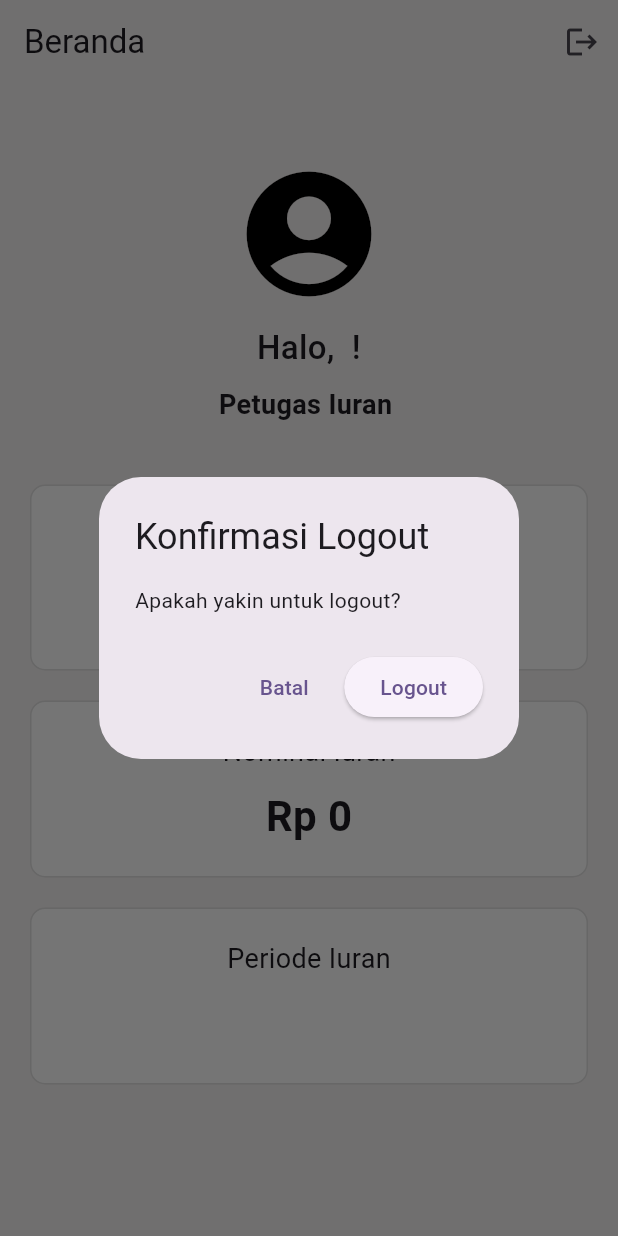
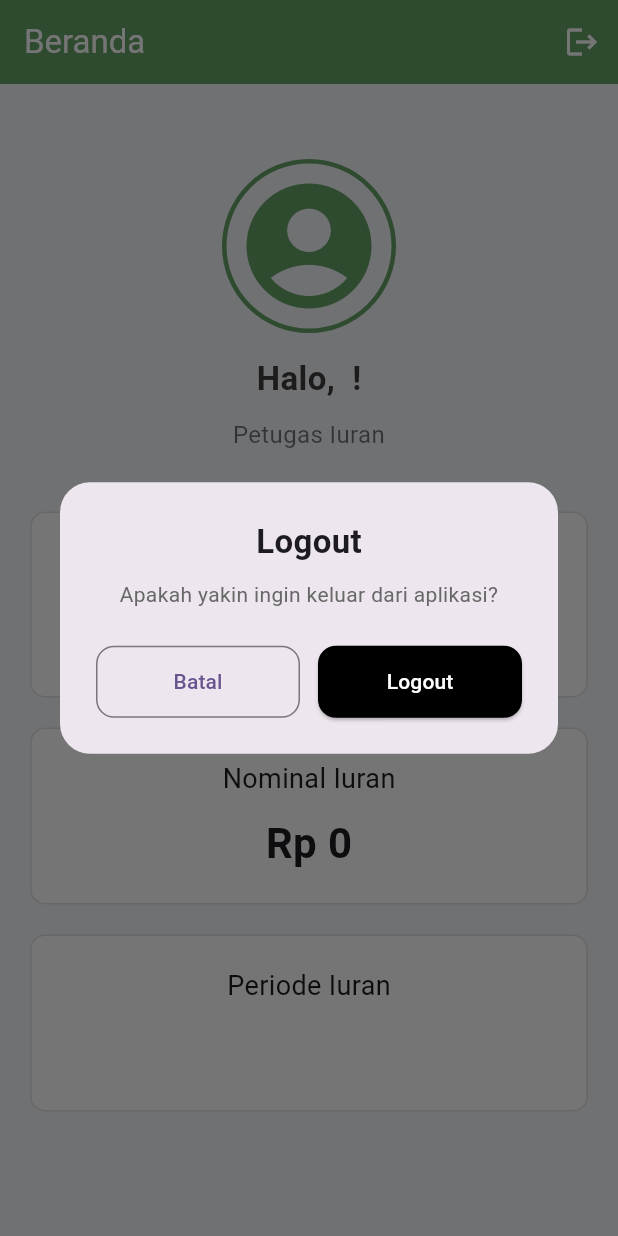
Before and after one commit to rafikaindah/multi_iuran_app, a Flutter app: the DashboardPage screen opened directly with empty values, after a tap on the "logout" icon, on a phone screen of 412 x 824 dp. Run offline on Flutter 3.47's test engine with Material 3 defaults, Android fonts, the phone set to English and light mode, and no system bars; our stand-ins replace image_picker, pdf, printing, supabase_flutter; accounts and stored records are empty.

Commit message:
memperbarui tampilan dashboard dan navigasi admin iuran

```diff
--- a/lib/screens/admin/admin_iuran/dashboard_page.dart
+++ b/lib/screens/admin/admin_iuran/dashboard_page.dart
@@ -17,6 +17,9 @@ class DashboardPage extends StatefulWidget {
 // state untuk halaman dashboard admin iuran
 class _DashboardPageState extends State<DashboardPage> {
   final pesertaController = PesertaController();
+
+  // warna utama
+  final primaryColor = const Color.fromARGB(255, 100, 161, 102);
 
   int totalPeserta = 0;
 
@@ -75,24 +78,77 @@ class _DashboardPageState extends State<DashboardPage> {
     final confirm = await showDialog(
       context: context,
       builder: (context) {
-        return AlertDialog(
-          title: const Text("Konfirmasi Logout"),
-          content: const Text("Apakah yakin untuk logout?"),
-          actions: [
-            TextButton(
+        return Dialog(
+          shape: RoundedRectangleBorder(
+            borderRadius: BorderRadius.circular(20),
+          ),
+
+          child: Padding(
+            padding: const EdgeInsets.all(24),
+
+            child: Column(
+              mainAxisSize: MainAxisSize.min,
+
+              children: [
+                const Text(
+                  "Logout",
+                  style: TextStyle(fontSize: 22, fontWeight: FontWeight.bold),
+                ),
+
+                const SizedBox(height: 10),
+
+                const Text(
+                  "Apakah yakin ingin keluar dari aplikasi?",
+                  textAlign: TextAlign.center,
+                  style: TextStyle(color: Color.fromARGB(255, 104, 104, 104)),
+                ),
+
+                const SizedBox(height: 24),
+
+                Row(
+                  children: [
+                    Expanded(
+                      child: OutlinedButton(
                         onPressed: () {
                           Navigator.pop(context, false);
                         },
+
+                        style: OutlinedButton.styleFrom(
+                          padding: const EdgeInsets.symmetric(vertical: 14),
+                          shape: RoundedRectangleBorder(
+                            borderRadius: BorderRadius.circular(12),
+                          ),
+                        ),
+
                         child: const Text("Batal"),
                       ),
+                    ),
 
-            ElevatedButton(
+                    const SizedBox(width: 12),
+
+                    Expanded(
+                      child: ElevatedButton(
                         onPressed: () {
                           Navigator.pop(context, true);
                         },
+
+                        style: ElevatedButton.styleFrom(
+                          backgroundColor: Colors.black,
+                          foregroundColor: Colors.white,
+                          padding: const EdgeInsets.symmetric(vertical: 14),
+                          shape: RoundedRectangleBorder(
+                            borderRadius: BorderRadius.circular(12),
+                          ),
+                        ),
+
                         child: const Text("Logout"),
                       ),
+                    ),
                   ],
+                ),
+              ],
+            ),
+          ),
         );
       },
     );
@@ -123,10 +179,11 @@ class _DashboardPageState extends State<DashboardPage> {
   @override
   Widget build(BuildContext context) {
     return Scaffold(
-      backgroundColor: const Color(0xfff5f1f1),
+      backgroundColor: const Color(0xffF5F7FA),
 
       appBar: AppBar(
-        backgroundColor: const Color(0xfff5f1f1),
+        backgroundColor: primaryColor,
+        foregroundColor: Colors.white,
         elevation: 0,
 
         title: const Text("Beranda"),
@@ -147,30 +204,41 @@ class _DashboardPageState extends State<DashboardPage> {
                     children: [
                       const SizedBox(height: 30),
 
-                      const Icon(
+                      // avatar
+                      Container(
+                        padding: const EdgeInsets.all(5),
+
+                        decoration: BoxDecoration(
+                          shape: BoxShape.circle,
+                          border: Border.all(color: primaryColor, width: 3),
+                        ),
+
+                        child: Icon(
                           Icons.account_circle,
                           size: 100,
-                        color: Colors.black,
+                          color: primaryColor,
+                        ),
                       ),
 
-                      const SizedBox(height: 10),
+                      const SizedBox(height: 15),
 
                       Text(
                         "Halo, $namaAdmin !",
                         style: const TextStyle(
                           fontSize: 22,
-                          fontWeight: FontWeight.w500,
+                          fontWeight: FontWeight.bold,
+                          color: Color.fromARGB(255, 60, 60, 60),
                         ),
-                        textAlign: TextAlign.center,
                       ),
 
                       const SizedBox(height: 10),
 
                       Text(
                         namaIuran,
+                        textAlign: TextAlign.center,
                         style: const TextStyle(
-                          fontSize: 18,
-                          fontWeight: FontWeight.bold,
+                          fontSize: 16,
+                          color: Colors.black54,
                         ),
                       ),
 
--- a/lib/screens/admin/dashboard_admin_iuran_page.dart
+++ b/lib/screens/admin/dashboard_admin_iuran_page.dart
@@ -20,6 +20,10 @@ class DashboardAdminIuranPage extends StatefulWidget {
 class _DashboardAdminIuranPageState extends State<DashboardAdminIuranPage> {
   //index halaman yang dipilih
   int selectedIndex = 0;
+
+  // warna utama
+  final primaryColor = const Color.fromARGB(255, 100, 161, 102);
+
   //list halaman untuk dashboard, peserta, transaksi, dan laporan
   late final List<Widget> pages;
 
@@ -75,6 +79,12 @@ class _DashboardAdminIuranPageState extends State<DashboardAdminIuranPage> {
         },
 
         type: BottomNavigationBarType.fixed, //menampilkan semua item sama rata
+        backgroundColor: Colors.white,
+        selectedItemColor: primaryColor,
+        unselectedItemColor: Colors.grey,
+        selectedFontSize: 12,
+        unselectedFontSize: 11,
+        elevation: 0,
 
         items: const [
           BottomNavigationBarItem(
```
Lines whose indentation alone changed are shown as unchanged.
